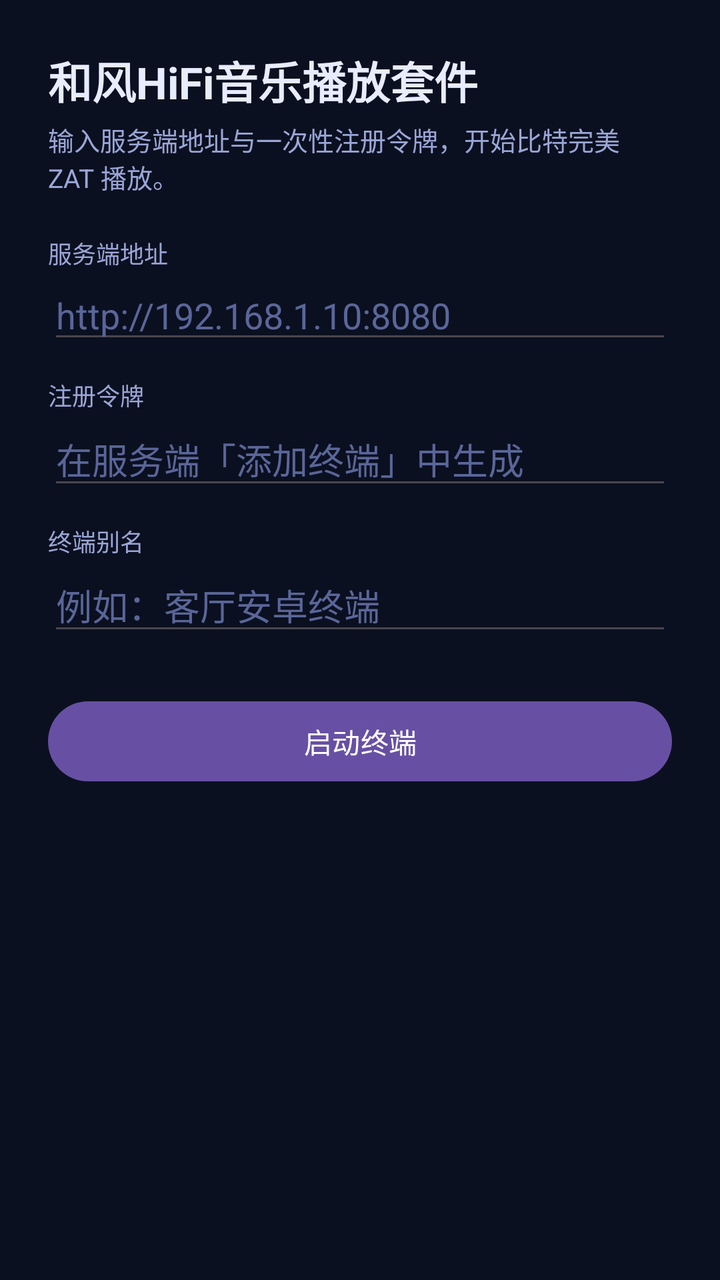
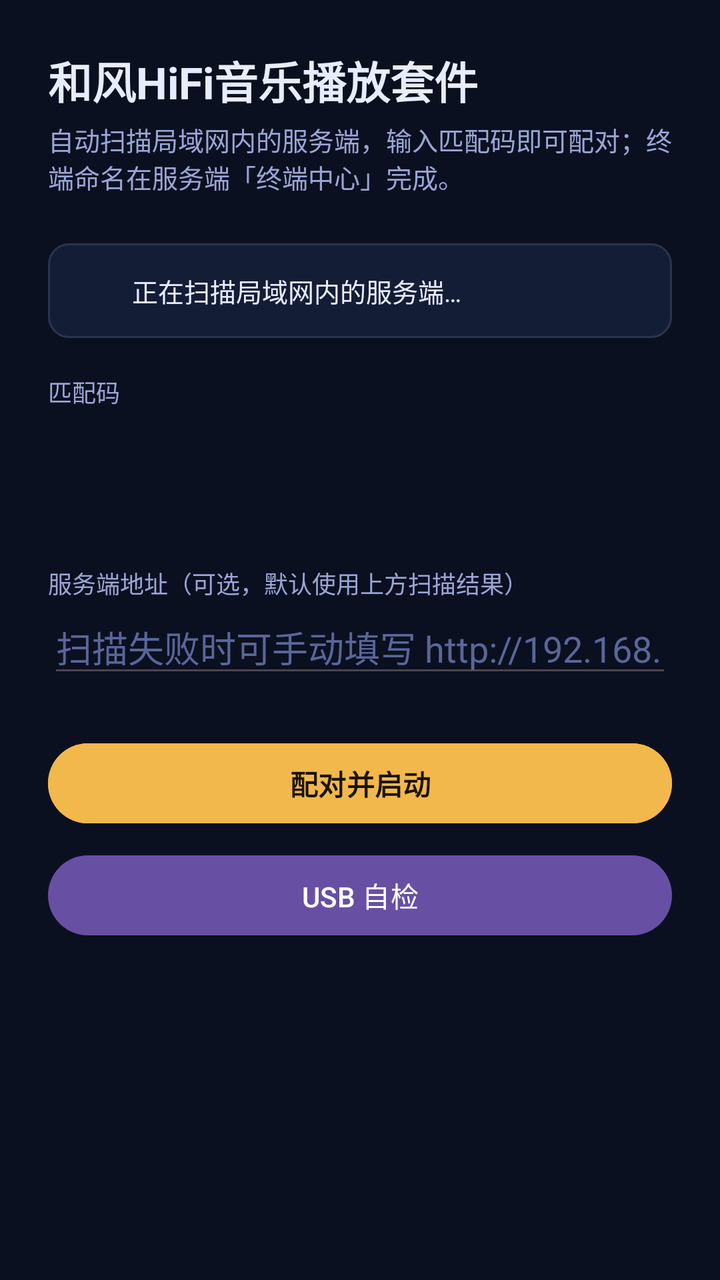

An Android layout rendered at two revisions. The XML below is the earlier revision; the diff shows what the commit changed to produce the second picture.
<!-- AndroidManifest.xml: application theme Theme.ZephyrTerminal -->
<!-- res/layout/activity_main.xml -->
<?xml version="1.0" encoding="utf-8"?>
<LinearLayout xmlns:android="http://schemas.android.com/apk/res/android"
    android:layout_width="match_parent"
    android:layout_height="match_parent"
    android:orientation="vertical"
    android:background="#0B1020">

    <LinearLayout
        android:id="@+id/topbar"
        android:layout_width="match_parent"
        android:layout_height="wrap_content"
        android:orientation="horizontal"
        android:gravity="center_vertical"
        android:padding="12dp"
        android:visibility="gone">

        <TextView
            android:layout_width="0dp"
            android:layout_height="wrap_content"
            android:layout_weight="1"
            android:text="@string/app_name"
            android:textColor="#E8ECFF"
            android:textSize="16sp"
            android:textStyle="bold" />

        <Button
            android:id="@+id/reconfigure"
            android:layout_width="wrap_content"
            android:layout_height="wrap_content"
            android:text="@string/reconfigure" />
    </LinearLayout>

    <ScrollView
        android:id="@+id/setup"
        android:layout_width="match_parent"
        android:layout_height="match_parent"
        android:fillViewport="true">

        <LinearLayout
            android:layout_width="match_parent"
            android:layout_height="wrap_content"
            android:orientation="vertical"
            android:padding="24dp">

            <TextView
                android:layout_width="wrap_content"
                android:layout_height="wrap_content"
                android:text="@string/setup_title"
                android:textColor="#E8ECFF"
                android:textSize="22sp"
                android:textStyle="bold" />

            <TextView
                android:layout_width="wrap_content"
                android:layout_height="wrap_content"
                android:layout_marginTop="4dp"
                android:layout_marginBottom="20dp"
                android:text="@string/setup_subtitle"
                android:textColor="#9AA6D6"
                android:textSize="13sp" />

            <TextView
                android:layout_width="wrap_content"
                android:layout_height="wrap_content"
                android:text="@string/server_url"
                android:textColor="#9AA6D6"
                android:textSize="12sp" />

            <EditText
                android:id="@+id/server"
                android:layout_width="match_parent"
                android:layout_height="wrap_content"
                android:hint="http://192.168.1.10:8080"
                android:inputType="textUri"
                android:textColor="#E8ECFF"
                android:textColorHint="#5A6699" />

            <TextView
                android:layout_width="wrap_content"
                android:layout_height="wrap_content"
                android:layout_marginTop="12dp"
                android:text="@string/token"
                android:textColor="#9AA6D6"
                android:textSize="12sp" />

            <EditText
                android:id="@+id/token"
                android:layout_width="match_parent"
                android:layout_height="wrap_content"
                android:hint="@string/token_hint"
                android:inputType="text"
                android:textColor="#E8ECFF"
                android:textColorHint="#5A6699" />

            <TextView
                android:layout_width="wrap_content"
                android:layout_height="wrap_content"
                android:layout_marginTop="12dp"
                android:text="@string/alias"
                android:textColor="#9AA6D6"
                android:textSize="12sp" />

            <EditText
                android:id="@+id/alias"
                android:layout_width="match_parent"
                android:layout_height="wrap_content"
                android:hint="@string/alias_hint"
                android:inputType="text"
                android:textColor="#E8ECFF"
                android:textColorHint="#5A6699" />

            <Button
                android:id="@+id/start"
                android:layout_width="match_parent"
                android:layout_height="wrap_content"
                android:layout_marginTop="24dp"
                android:text="@string/start" />

            <TextView
                android:id="@+id/status"
                android:layout_width="match_parent"
                android:layout_height="wrap_content"
                android:layout_marginTop="16dp"
                android:textColor="#FFCF6E"
                android:textSize="13sp" />
        </LinearLayout>
    </ScrollView>

    <WebView
        android:id="@+id/webview"
        android:layout_width="match_parent"
        android:layout_height="match_parent"
        android:visibility="gone" />
</LinearLayout>
<!-- resources referenced by this layout -->
<resources>
  <string name="alias">终端别名</string>
  <string name="alias_hint">例如：客厅安卓终端</string>
  <string name="app_name">Zephyr HiFi Kit</string>
  <string name="reconfigure">重新配置</string>
  <string name="server_url">服务端地址</string>
  <string name="setup_subtitle">输入服务端地址与一次性注册令牌，开始比特完美 ZAT 播放。</string>
  <string name="setup_title">和风HiFi音乐播放套件</string>
  <string name="start">启动终端</string>
  <string name="token">注册令牌</string>
  <string name="token_hint">在服务端「添加终端」中生成</string>
  <style name="Theme.ZephyrTerminal" parent="Theme.Material3.DayNight.NoActionBar">
          <item name="android:statusBarColor">#0B1020</item>
          <item name="android:navigationBarColor">#0B1020</item>
          <item name="android:windowBackground">#0B1020</item>
      </style>
</resources>

<!-- the commit's change to res/layout/activity_main.xml (unified diff, before → after) -->
@@ -22,6 +22,12 @@
             android:textColor="#E8ECFF"
             android:textSize="16sp"
             android:textStyle="bold" />
+
+        <Button
+            android:id="@+id/usb_test_console"
+            android:layout_width="wrap_content"
+            android:layout_height="wrap_content"
+            android:text="@string/usb_test" />
 
         <Button
             android:id="@+id/reconfigure"
@@ -59,9 +65,83 @@
                 android:textColor="#9AA6D6"
                 android:textSize="13sp" />
 
+            <LinearLayout
+                android:layout_width="match_parent"
+                android:layout_height="wrap_content"
+                android:layout_marginTop="4dp"
+                android:orientation="horizontal"
+                android:gravity="center_vertical"
+                android:padding="14dp"
+                android:background="@drawable/code_box_idle">
+
+                <ProgressBar
+                    android:id="@+id/scan_progress"
+                    style="?android:attr/progressBarStyleSmall"
+                    android:layout_width="wrap_content"
+                    android:layout_height="wrap_content"
+                    android:indeterminateTint="#F2B84B" />
+
+                <TextView
+                    android:id="@+id/scan_state"
+                    android:layout_width="0dp"
+                    android:layout_height="wrap_content"
+                    android:layout_weight="1"
+                    android:layout_marginStart="12dp"
+                    android:text="@string/discovering"
+                    android:textColor="#E8ECFF"
+                    android:textSize="13sp" />
+
+                <Button
+                    android:id="@+id/rescan"
+                    style="?android:attr/buttonBarButtonStyle"
+                    android:layout_width="wrap_content"
+                    android:layout_height="wrap_content"
+                    android:minWidth="0dp"
+                    android:minHeight="0dp"
+                    android:padding="6dp"
+                    android:text="@string/rescan"
+                    android:textColor="#F2B84B"
+                    android:textSize="12sp"
+                    android:visibility="gone" />
+            </LinearLayout>
+
             <TextView
                 android:layout_width="wrap_content"
                 android:layout_height="wrap_content"
+                android:layout_marginTop="18dp"
+                android:text="@string/token"
+                android:textColor="#9AA6D6"
+                android:textSize="12sp" />
+
+            <FrameLayout
+                android:id="@+id/code_entry"
+                android:layout_width="match_parent"
+                android:layout_height="wrap_content"
+                android:layout_marginTop="8dp">
+
+                <LinearLayout
+                    android:id="@+id/code_boxes"
+                    android:layout_width="match_parent"
+                    android:layout_height="54dp"
+                    android:orientation="horizontal" />
+
+                <EditText
+                    android:id="@+id/code_input"
+                    android:layout_width="match_parent"
+                    android:layout_height="match_parent"
+                    android:background="@null"
+                    android:cursorVisible="false"
+                    android:importantForAutofill="no"
+                    android:inputType="number"
+                    android:maxLength="8"
+                    android:textColor="@android:color/transparent"
+                    android:textSize="1sp" />
+            </FrameLayout>
+
+            <TextView
+                android:layout_width="wrap_content"
+                android:layout_height="wrap_content"
+                android:layout_marginTop="16dp"
                 android:text="@string/server_url"
                 android:textColor="#9AA6D6"
                 android:textSize="12sp" />
@@ -70,42 +150,8 @@
                 android:id="@+id/server"
                 android:layout_width="match_parent"
                 android:layout_height="wrap_content"
-                android:hint="http://192.168.1.10:8080"
+                android:hint="@string/server_hint"
                 android:inputType="textUri"
-                android:textColor="#E8ECFF"
-                android:textColorHint="#5A6699" />
-
-            <TextView
-                android:layout_width="wrap_content"
-                android:layout_height="wrap_content"
-                android:layout_marginTop="12dp"
-                android:text="@string/token"
-                android:textColor="#9AA6D6"
-                android:textSize="12sp" />
-
-            <EditText
-                android:id="@+id/token"
-                android:layout_width="match_parent"
-                android:layout_height="wrap_content"
-                android:hint="@string/token_hint"
-                android:inputType="text"
-                android:textColor="#E8ECFF"
-                android:textColorHint="#5A6699" />
-
-            <TextView
-                android:layout_width="wrap_content"
-                android:layout_height="wrap_content"
-                android:layout_marginTop="12dp"
-                android:text="@string/alias"
-                android:textColor="#9AA6D6"
-                android:textSize="12sp" />
-
-            <EditText
-                android:id="@+id/alias"
-                android:layout_width="match_parent"
-                android:layout_height="wrap_content"
-                android:hint="@string/alias_hint"
-                android:inputType="text"
                 android:textColor="#E8ECFF"
                 android:textColorHint="#5A6699" />
 
@@ -114,7 +160,17 @@
                 android:layout_width="match_parent"
                 android:layout_height="wrap_content"
                 android:layout_marginTop="24dp"
+                android:backgroundTint="#F2B84B"
+                android:textColor="#1A1304"
+                android:textStyle="bold"
                 android:text="@string/start" />
+
+            <Button
+                android:id="@+id/usb_test_setup"
+                android:layout_width="match_parent"
+                android:layout_height="wrap_content"
+                android:layout_marginTop="8dp"
+                android:text="@string/usb_test" />
 
             <TextView
                 android:id="@+id/status"
<!-- resource entries referenced after the edit -->
@@ -1,15 +1,23 @@
 <!-- resources referenced by this layout -->
 <resources>
-  <string name="alias">终端别名</string>
-  <string name="alias_hint">例如：客厅安卓终端</string>
+  <!-- drawable code_box_idle (drawable) -->
+  <?xml version="1.0" encoding="utf-8"?>
+  <shape xmlns:android="http://schemas.android.com/apk/res/android" android:shape="rectangle">
+      <solid android:color="#141D36" />
+      <stroke android:width="1dp" android:color="#2A3550" />
+      <corners android:radius="10dp" />
+  </shape>
   <string name="app_name">Zephyr HiFi Kit</string>
+  <string name="discovering">正在扫描局域网内的服务端…</string>
   <string name="reconfigure">重新配置</string>
-  <string name="server_url">服务端地址</string>
-  <string name="setup_subtitle">输入服务端地址与一次性注册令牌，开始比特完美 ZAT 播放。</string>
+  <string name="rescan">重新扫描</string>
+  <string name="server_hint">扫描失败时可手动填写 http://192.168.1.10:8080</string>
+  <string name="server_url">服务端地址（可选，默认使用上方扫描结果）</string>
+  <string name="setup_subtitle">自动扫描局域网内的服务端，输入匹配码即可配对；终端命名在服务端「终端中心」完成。</string>
   <string name="setup_title">和风HiFi音乐播放套件</string>
-  <string name="start">启动终端</string>
-  <string name="token">注册令牌</string>
-  <string name="token_hint">在服务端「添加终端」中生成</string>
+  <string name="start">配对并启动</string>
+  <string name="token">匹配码</string>
+  <string name="usb_test">USB 自检</string>
   <style name="Theme.ZephyrTerminal" parent="Theme.Material3.DayNight.NoActionBar">
           <item name="android:statusBarColor">#0B1020</item>
           <item name="android:navigationBarColor">#0B1020</item>
